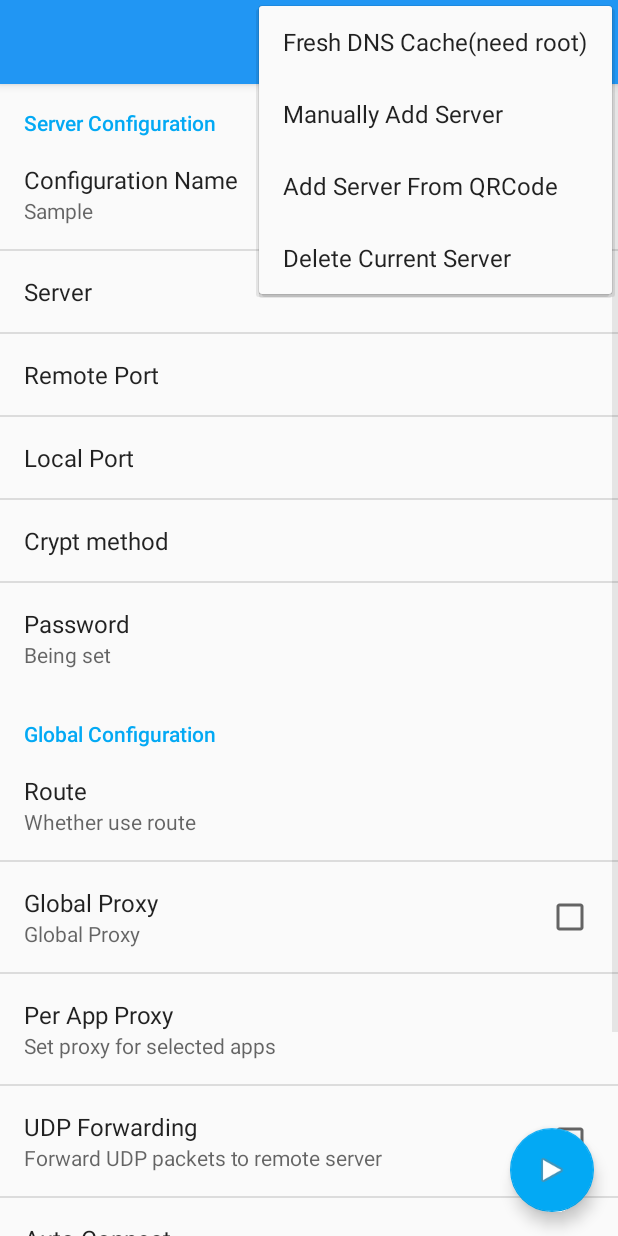
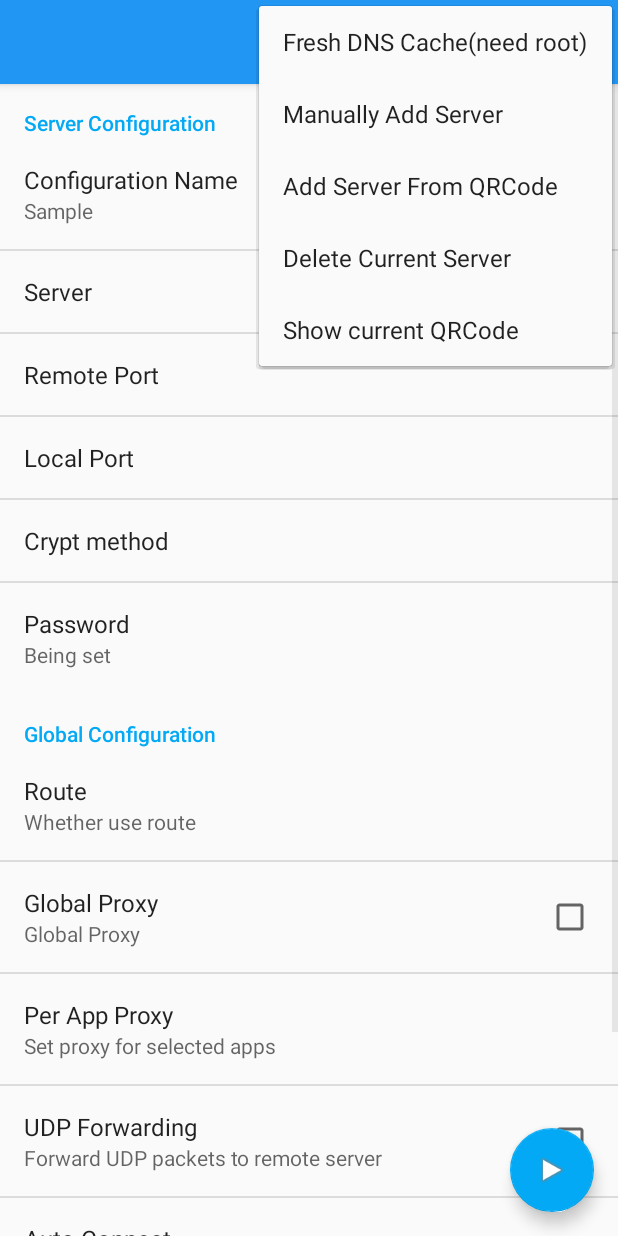
Before and after one commit to KagayamaKaede/ShadowsocksRDroid, an Android app: the screen it shows after launch (MainActivity), with the options menu open, on a phone screen of 412 x 824 dp. Run offline under Robolectric (Android 15) with nearby library versions, the phone set to English and light mode, and no system bars; libraries missing offline, so code that uses them is left out: com.orhanobut.hawk, com.readystatesoftware.systembartint, net.glxn.qrgen; 16 statements that could not run were skipped.

Commit message:
Add show current server configuration's QRCode function.Now,Shadowsocks's basic function achieved.Next,I will optimized code.

```diff
--- a/app/build.gradle
+++ b/app/build.gradle
@@ -98,6 +98,7 @@ dependencies {
     //Encode/Decode QRCode
     //compile 'com.google.zxing:core:3.2.1'
     //compile 'com.journeyapps:zxing-android-embedded:3.0.3@aar'
+    compile ("net.glxn.qrgen:android:2.0")
     //DNS Resolve
     compile files('libs/org.xbill.dns_2.1.7.jar')
 }
--- a/app/src/main/java/com/proxy/shadowsocksr/util/SSAddressUtil.java
+++ b/app/src/main/java/com/proxy/shadowsocksr/util/SSAddressUtil.java
@@ -3,7 +3,6 @@ package com.proxy.shadowsocksr.util;
 import android.util.Base64;
 
 import com.proxy.shadowsocksr.etc.SSProfile;
-import com.proxy.shadowsocksr.etc.SSRConfig;
 
 public class SSAddressUtil
 {
@@ -22,7 +21,7 @@ public class SSAddressUtil
         return util;
     }
 
-    public String generate(SSRConfig cfg)
+    public String generate(SSProfile cfg)
     {
         String path = String
                 .format("%s:%s@%s:%d", cfg.cryptMethod, cfg.passwd, cfg.server, cfg.remotePort);
--- a/app/src/main/res/menu/menu_main.xml
+++ b/app/src/main/res/menu/menu_main.xml
@@ -24,4 +24,10 @@
         android:orderInCategory="100"
         android:title="@string/del_current_server"
         app:showAsAction="never"/>
+
+    <item
+        android:id="@+id/action_show_current_qrcode"
+        android:orderInCategory="100"
+        android:title="@string/show_qr"
+        app:showAsAction="never"/>
 </menu>
--- a/app/src/main/res/values/strings.xml
+++ b/app/src/main/res/values/strings.xml
@@ -44,4 +44,5 @@
     <string name="add_success">Add Success</string>
     <string name="add_canceled">Add Canceled</string>
     <string name="add_failed">Add Failed</string>
+    <string name="show_qr">Show current QRCode</string>
 </resources>
```
Also changed, not shown: app/src/main/java/com/proxy/shadowsocksr/MainActivity.java (+29 -0 lines), app/src/main/java/com/proxy/shadowsocksr/util/ScreenUtil.java (added, +12 -0 lines), 3 other files.
